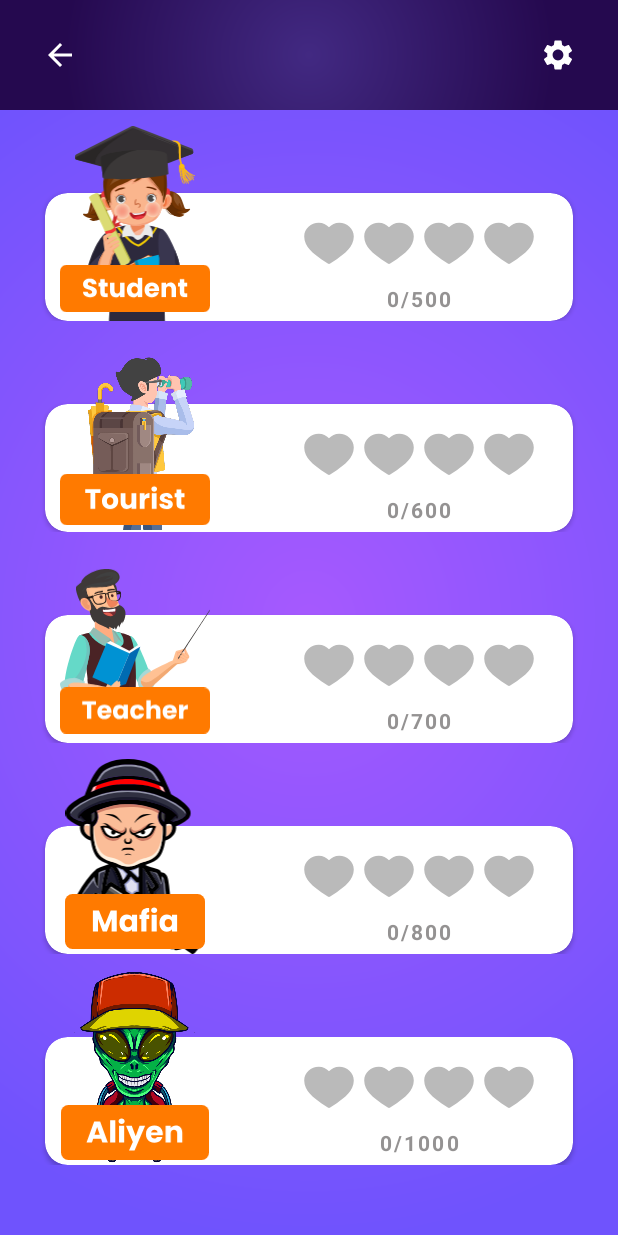
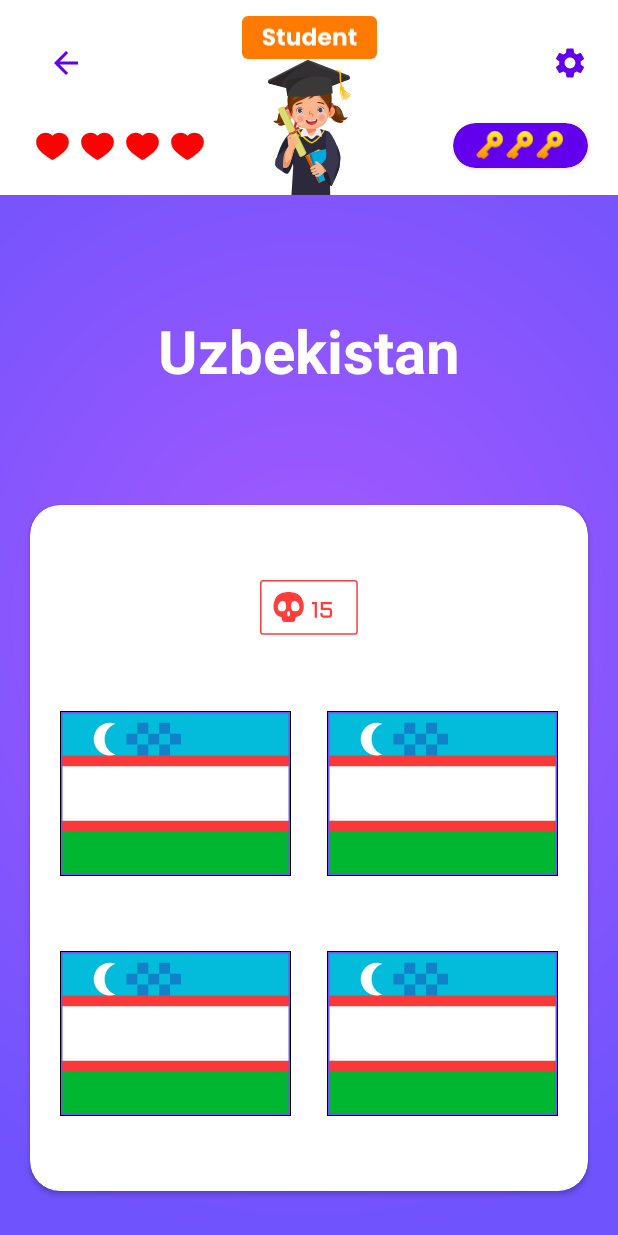
Before and after one commit to e-Loving/Quiz, an Android app: the fragment LevelFragment placed in its activity, after a tap on an icon or button, on a phone screen of 412 x 824 dp. Run offline under Robolectric (Android 15) with nearby library versions, the light colour scheme and no system bars; pictures from the network do not load.

Commit message:
chut chut ostalos

```diff
--- /dev/null
+++ b/app/src/main/java/uz/eloving/quizgame/ui/GameFragment.kt
@@ -0,0 +1,107 @@
+package uz.eloving.quizgame.ui
+
+import android.os.Bundle
+import androidx.fragment.app.Fragment
+import android.view.LayoutInflater
+import android.view.View
+import android.view.ViewGroup
+import android.widget.ImageView
+import android.widget.Toast
+import androidx.activity.OnBackPressedCallback
+import com.bumptech.glide.Glide
+import uz.eloving.quizgame.R
+import uz.eloving.quizgame.data.MockData
+import uz.eloving.quizgame.databinding.FragmentGameBinding
+import java.util.*
+import kotlin.collections.ArrayList
+import kotlin.collections.HashMap
+
+class GameFragment : Fragment() {
+    private lateinit var binding: FragmentGameBinding
+    private lateinit var flags: ArrayList<ImageView>
+    private var correctAnswerIndex: Int? = null
+    private var correct = 0
+    private var incorrect = 0
+    private var allAnswer = 15
+    private var usedData = arrayListOf<Int>()
+    private lateinit var option: HashMap<String, String>
+    override fun onCreateView(
+        inflater: LayoutInflater, container: ViewGroup?,
+        savedInstanceState: Bundle?
+    ): View {
+        binding = FragmentGameBinding.inflate(inflater, container, false)
+        flags = arrayListOf(binding.flag1, binding.flag2, binding.flag3, binding.flag4)
+        val randoms = arrayListOf<Int>()
+        for (item in 0..3) {
+            randoms.add(Random().nextInt(3))
+        }
+        activity?.onBackPressedDispatcher?.addCallback(
+            viewLifecycleOwner,
+            object : OnBackPressedCallback(true) {
+                override fun handleOnBackPressed() {
+                    backPressed()
+                    isEnabled = false
+                }
+            })
+        parentFragmentManager.setFragmentResultListener(
+            "message2",
+            viewLifecycleOwner
+        ) { _: String, bundle: Bundle ->
+            option = when (bundle.getInt("option")) {
+                1 -> MockData.europe
+                2 -> MockData.asia
+                3 -> MockData.north_america
+                4 -> MockData.south_america
+                else -> MockData.europe
+            }
+            downloadPhoto(option)
+        }
+        flags.forEach { flag ->
+            flag.setOnClickListener {
+                if (flags.indexOf(flag) == usedData.indexOf(correctAnswerIndex!!)) {
+                    Toast.makeText(requireContext(), "fine", Toast.LENGTH_SHORT).show()
+                    correct++
+                    downloadPhoto(option)
+                } else {
+                    incorrect++
+                    when (incorrect) {
+                        1 -> binding.ivHeart1.visibility = View.GONE
+                        2 -> binding.ivHeart2.visibility = View.GONE
+                        3 -> binding.ivHeart3.visibility = View.GONE
+                        else -> {
+                            Toast.makeText(requireContext(), "tugadi", Toast.LENGTH_SHORT)
+                                .show()
+                            binding.ivHeart4.visibility = View.GONE
+                        }
+                    }
+                    downloadPhoto(option)
+                }
+            }
+        }
+        binding.btnBack.setOnClickListener {
+            backPressed()
+        }
+        return binding.root
+    }
+
+    private fun downloadPhoto(continent: HashMap<String, String>) {
+        usedData.clear()
+        flags.forEach { flag ->
+            var random = Random().nextInt(continent.size)
+            while (random in usedData) {
+                random = Random().nextInt(continent.size)
+            }
+            usedData.add(random)
+            correctAnswerIndex = usedData[Random().nextInt(usedData.size)]
+            binding.countryName.text = continent.values.toList()[correctAnswerIndex!!]
+            Glide.with(requireContext()).load(
+                "https://countryflagsapi.com/png/" + continent.keys.toList()[random]
+            ).into(flag)
+        }
+    }
+
+    private fun backPressed() {
+        activity?.supportFragmentManager?.beginTransaction()
+            ?.replace(R.id.container, MainFragment())?.commit()
+    }
+}
--- a/app/src/main/java/uz/eloving/quizgame/ui/LevelFragment.kt
+++ b/app/src/main/java/uz/eloving/quizgame/ui/LevelFragment.kt
@@ -7,6 +7,7 @@ import android.view.View
 import android.view.ViewGroup
 import android.widget.Toast
 import androidx.activity.OnBackPressedCallback
+import androidx.core.os.bundleOf
 import androidx.fragment.app.Fragment
 import androidx.fragment.app.FragmentResultListener
 import androidx.recyclerview.widget.LinearLayoutManager
@@ -33,14 +34,16 @@ class LevelFragment : Fragment() {
                     backPressed()
                     isEnabled = false
                 }
-            })
+            }) // orqaga bosilishni eshitadi
         parentFragmentManager.setFragmentResultListener(
             "message",
             viewLifecycleOwner
         ) { _: String, bundle: Bundle ->
-            Toast.makeText(requireContext(), bundle.getInt("option").toString(), Toast.LENGTH_SHORT)
-                .show()
-        }
+            parentFragmentManager.setFragmentResult(
+                "message2",
+                Bundle(bundleOf("option" to bundle.getInt("option")))
+            )
+        } // ota fragmentdan eski bolasini natijasini oladi
         adapter = AdapterLevel()
         binding.rvLevel.adapter = adapter
         binding.rvLevel.layoutManager =
@@ -49,10 +52,13 @@ class LevelFragment : Fragment() {
                 LinearLayoutManager.VERTICAL,
                 false
             ) // LayoutManager changed to vertically
-        adapter.updateList(MockData.leveData) // Add Levels to RecyclerView
+        adapter.updateList(MockData.levelData) // Add Levels to RecyclerView
         adapter.onItemClick = {
             Toast.makeText(requireContext(), it.countOfQuestions.toString(), Toast.LENGTH_SHORT)
                 .show()
+            activity?.supportFragmentManager?.beginTransaction()
+                ?.replace(R.id.container, GameFragment())?.commit()
+
         }
         return binding.root
     }
--- a/app/src/main/java/uz/eloving/quizgame/ui/MainFragment.kt
+++ b/app/src/main/java/uz/eloving/quizgame/ui/MainFragment.kt
@@ -40,9 +40,9 @@ class MainFragment : Fragment() {
             parentFragmentManager.setFragmentResult(
                 "message",
                 Bundle(bundleOf("option" to option))
-            )
+            ) // ota fragmentga malumot beriladi
             activity?.supportFragmentManager?.beginTransaction()
-                ?.add(R.id.container, LevelFragment())?.commit()
+                ?.replace(R.id.container, LevelFragment())?.commit() // fragmentlarni alishtiradi
         }
         return binding.root
     }
--- /dev/null
+++ b/app/src/main/res/drawable/flag_background.xml
@@ -0,0 +1,12 @@
+<?xml version="1.0" encoding="utf-8"?>
+<shape xmlns:android="http://schemas.android.com/apk/res/android">
+    <solid android:color="@android:color/transparent" />
+    <stroke
+        android:width="1dp"
+        android:color="#000000" />
+    <padding
+        android:bottom="1dp"
+        android:left="1dp"
+        android:right="1dp"
+        android:top="1dp" />
+</shape>
--- /dev/null
+++ b/app/src/main/res/drawable/ic_flags.xml
@@ -0,0 +1,36 @@
+<vector xmlns:android="http://schemas.android.com/apk/res/android"
+    android:width="154dp"
+    android:height="110dp"
+    android:viewportWidth="154"
+    android:viewportHeight="110">
+  <group>
+    <clip-path
+        android:pathData="M0,0h154v110h-154z"/>
+    <path
+        android:pathData="M0,0h154v110h-154z"
+        android:fillColor="#F93939"/>
+    <path
+        android:pathData="M0,80.67H154V110H0V80.67Z"
+        android:fillColor="#00B731"
+        android:fillType="evenOdd"/>
+    <path
+        android:pathData="M0,0H154V29.33H0V0Z"
+        android:fillColor="#03BCDB"
+        android:fillType="evenOdd"/>
+    <path
+        android:pathData="M0,36.67H154V73.33H0V36.67ZM36.67,28.71C35.52,29.11 34.28,29.33 33,29.33C26.93,29.33 22,24.41 22,18.33C22,12.26 26.93,7.33 33,7.33C34.28,7.33 35.52,7.55 36.67,7.96C32.39,9.47 29.33,13.54 29.33,18.33C29.33,23.12 32.39,27.21 36.67,28.71Z"
+        android:fillColor="#ffffff"
+        android:fillType="evenOdd"/>
+    <path
+        android:pathData="M44,14.67H51.33V22H44V14.67ZM51.33,7.33H58.67V14.67H51.33V7.33ZM58.67,14.67H66V22H58.67V14.67ZM66,7.33H73.33V14.67H66V7.33ZM73.33,14.67H80.67V22H73.33V14.67ZM66,22H73.33V29.33H66V22ZM51.33,22H58.67V29.33H51.33V22Z"
+        android:strokeAlpha="0.5"
+        android:fillColor="#1A47B8"
+        android:fillType="evenOdd"
+        android:fillAlpha="0.5"/>
+  </group>
+  <path
+      android:strokeWidth="1"
+      android:pathData="M0.5,0.5h153v109h-153z"
+      android:fillColor="#00000000"
+      android:strokeColor="#6F53FD"/>
+</vector>
--- /dev/null
+++ b/app/src/main/res/drawable/ic_iv_key.xml
@@ -0,0 +1,23 @@
+<vector xmlns:android="http://schemas.android.com/apk/res/android"
+    xmlns:aapt="http://schemas.android.com/aapt"
+    android:width="18dp"
+    android:height="19dp"
+    android:viewportWidth="18"
+    android:viewportHeight="19">
+  <path
+      android:pathData="M12.205,7.522V7.522L12.209,7.522C13.161,7.536 13.931,6.76 13.931,5.795C13.931,4.851 13.163,4.069 12.205,4.069C11.246,4.069 10.478,4.851 10.478,5.795C10.478,6.754 11.26,7.522 12.205,7.522ZM1.112,14.689L7.842,7.942C7.52,7.291 7.338,6.566 7.338,5.795C7.338,3.129 9.522,0.946 12.205,0.946C14.889,0.946 17.054,3.13 17.054,5.795C17.054,8.459 14.89,10.662 12.205,10.662C11.434,10.662 10.709,10.48 10.058,10.158L6.475,13.741L7.319,14.585C7.732,14.998 7.732,15.642 7.319,16.055L5.653,17.721C5.24,18.134 4.596,18.134 4.183,17.721L3.339,16.877L3.328,16.888C3.025,17.192 2.616,17.341 2.229,17.341C1.842,17.341 1.434,17.192 1.131,16.89C0.507,16.285 0.508,15.293 1.112,14.689Z"
+      android:strokeWidth="0.607143"
+      android:strokeColor="#ffffff">
+    <aapt:attr name="android:fillColor">
+      <gradient
+          android:startX="8.857"
+          android:startY="1.25"
+          android:endX="8.857"
+          android:endY="17.727"
+          android:type="linear">
+        <item android:offset="0" android:color="#FFFEF520"/>
+        <item android:offset="1" android:color="#FFFD8900"/>
+      </gradient>
+    </aapt:attr>
+  </path>
+</vector>
--- /dev/null
+++ b/app/src/main/res/drawable/iv_count_of_questions.xml
@@ -0,0 +1,17 @@
+<vector xmlns:android="http://schemas.android.com/apk/res/android"
+    android:width="66dp"
+    android:height="37dp"
+    android:viewportWidth="66"
+    android:viewportHeight="37">
+  <path
+      android:pathData="M28.234,12.979C26.995,9.773 24.105,8.205 20.664,8.034C20.664,8.034 19.976,8 19.082,8C18.187,8 17.499,8.034 17.499,8.034C14.058,8.171 11.202,9.739 9.963,12.979C9.585,13.9 9,15.776 9,17.106C9,22.461 12.062,23.893 13.611,24.268C14.127,24.405 14.54,24.848 14.608,25.394L14.815,26.656C14.815,27.167 15.193,27.611 15.71,27.645L17.602,27.713C18.6,27.747 19.598,27.747 20.596,27.713L22.488,27.645C23.004,27.576 23.383,27.167 23.383,26.656L23.589,25.394C23.658,24.848 24.071,24.405 24.587,24.268C26.135,23.893 29.198,22.461 29.198,17.106C29.198,15.776 28.613,13.9 28.234,12.979ZM14.712,20.721C12.613,20.721 11.925,20.142 11.925,17.891C11.925,15.947 13.439,13.866 14.953,13.866C16.845,13.866 17.43,15.264 17.43,17.208C17.396,19.153 16.914,20.721 14.712,20.721ZM19.082,24.166C18.634,24.132 18.118,23.62 18.118,22.324C18.118,20.892 18.428,20.721 19.082,20.721C19.77,20.721 20.045,20.892 20.045,22.324C20.079,23.62 19.529,24.132 19.082,24.166ZM23.486,20.721C21.284,20.721 20.768,19.153 20.768,17.208C20.768,15.264 21.387,13.866 23.245,13.866C24.725,13.866 26.273,15.947 26.273,17.891C26.273,20.107 25.585,20.721 23.486,20.721Z"
+      android:fillColor="#FF3D3D"/>
+  <path
+      android:pathData="M37.947,14.497V25H36.446V15.998H34.644V14.497H37.947ZM48.128,22.451C48.113,23.306 47.899,23.945 47.484,24.37C47.069,24.79 46.434,25 45.579,25H42.759C41.055,25 40.203,24.15 40.203,22.451V21.821H41.675V22.378C41.675,22.773 41.763,23.064 41.939,23.25C42.115,23.435 42.403,23.528 42.804,23.528H45.528C45.929,23.528 46.217,23.435 46.392,23.25C46.568,23.064 46.656,22.773 46.656,22.378V20.964C46.656,20.569 46.568,20.281 46.392,20.1C46.217,19.915 45.929,19.822 45.528,19.822H40.504V14.497H47.857V15.998H42.005V18.357H45.579C46.439,18.357 47.078,18.567 47.498,18.987C47.918,19.402 48.128,20.042 48.128,20.906V22.451Z"
+      android:fillColor="#FF3D3D"/>
+  <path
+      android:strokeWidth="1"
+      android:pathData="M2,0.5L63.197,0.5A1.5,1.5 0,0 1,64.698 2L64.698,34.233A1.5,1.5 0,0 1,63.197 35.733L2,35.733A1.5,1.5 0,0 1,0.5 34.233L0.5,2A1.5,1.5 0,0 1,2 0.5z"
+      android:fillColor="#00000000"
+      android:strokeColor="#FF3D3D"/>
+</vector>
--- /dev/null
+++ b/app/src/main/res/layout/fragment_game.xml
@@ -0,0 +1,229 @@
+<?xml version="1.0" encoding="utf-8"?>
+<androidx.constraintlayout.widget.ConstraintLayout xmlns:android="http://schemas.android.com/apk/res/android"
+    xmlns:app="http://schemas.android.com/apk/res-auto"
+    xmlns:tools="http://schemas.android.com/tools"
+    android:layout_width="match_parent"
+    android:layout_height="match_parent"
+    android:background="@drawable/iv_bg"
+    tools:context=".ui.GameFragment">
+
+    <androidx.constraintlayout.widget.ConstraintLayout
+        android:id="@+id/constraintLayout"
+        android:layout_width="match_parent"
+        android:layout_height="130dp"
+        android:background="@color/white"
+        app:layout_constraintEnd_toEndOf="parent"
+        app:layout_constraintStart_toStartOf="parent"
+        app:layout_constraintTop_toTopOf="parent">
+
+        <ImageButton
+            android:id="@+id/btn_back"
+            android:layout_width="wrap_content"
+            android:layout_height="wrap_content"
+            android:layout_margin="20dp"
+            android:backgroundTintMode="@color/black"
+            android:src="@drawable/btn_back_white"
+            app:layout_constraintLeft_toLeftOf="parent"
+            app:layout_constraintTop_toTopOf="parent"
+            app:tint="@color/purple_500" />
+
+        <ImageButton
+            android:id="@+id/imageButton2"
+            android:layout_width="wrap_content"
+            android:layout_height="wrap_content"
+            android:layout_margin="20dp"
+            android:background="@null"
+            android:src="@drawable/btn_settings_white"
+            app:layout_constraintBottom_toBottomOf="@+id/btn_back"
+            app:layout_constraintRight_toRightOf="parent"
+            app:layout_constraintTop_toTopOf="@+id/btn_back"
+            app:tint="@color/purple_500" />
+
+        <ImageView
+            android:id="@+id/imageView"
+            android:layout_width="wrap_content"
+            android:layout_height="wrap_content"
+            android:src="@drawable/iv_student"
+            app:layout_constraintBottom_toBottomOf="parent"
+            app:layout_constraintEnd_toEndOf="parent"
+            app:layout_constraintStart_toStartOf="parent" />
+
+        <ImageView
+            android:layout_width="90dp"
+            android:layout_height="30dp"
+            android:src="@drawable/iv_student_degree"
+            app:layout_constraintBottom_toTopOf="@+id/imageView"
+            app:layout_constraintEnd_toEndOf="@+id/imageView"
+            app:layout_constraintStart_toStartOf="@+id/imageView" />
+
+        <LinearLayout
+            android:id="@+id/linearLayout"
+            android:layout_width="wrap_content"
+            android:layout_height="50dp"
+            android:gravity="center_vertical|center_horizontal"
+            app:layout_constraintBottom_toBottomOf="parent"
+            app:layout_constraintStart_toStartOf="@+id/btn_back"
+            app:layout_constraintTop_toBottomOf="@+id/btn_back">
+
+            <ImageView
+                android:id="@+id/iv_heart4"
+                android:layout_width="30dp"
+                android:layout_height="wrap_content"
+                android:src="@drawable/iv_heart"
+                app:tint="#FB0303" />
+
+            <ImageView
+                android:id="@+id/iv_heart3"
+                android:layout_width="30dp"
+                android:layout_height="wrap_content"
+                android:src="@drawable/iv_heart"
+                app:tint="#FB0303" />
+
+            <ImageView
+                android:id="@+id/iv_heart2"
+                android:layout_width="30dp"
+                android:layout_height="wrap_content"
+                android:src="@drawable/iv_heart"
+                app:tint="#FB0303" />
+
+            <ImageView
+                android:id="@+id/iv_heart1"
+                android:layout_width="30dp"
+                android:layout_height="wrap_content"
+                android:src="@drawable/iv_heart"
+                app:tint="#FB0303" />
+        </LinearLayout>
+
+        <androidx.cardview.widget.CardView
+            android:layout_width="90dp"
+            android:layout_height="30dp"
+            app:cardBackgroundColor="@color/purple_500"
+            app:cardCornerRadius="50dp"
+            app:layout_constraintBottom_toBottomOf="@+id/linearLayout"
+            app:layout_constraintEnd_toEndOf="@+id/imageButton2"
+            app:layout_constraintTop_toTopOf="@+id/linearLayout">
+
+            <LinearLayout
+                android:layout_width="wrap_content"
+                android:layout_height="match_parent"
+                android:layout_gravity="center_horizontal|center_vertical"
+                android:paddingHorizontal="5dp">
+
+                <ImageView
+                    android:id="@+id/iv_key3"
+                    android:layout_width="20dp"
+                    android:layout_height="20dp"
+                    android:layout_gravity="center_vertical|center_horizontal"
+                    android:src="@drawable/ic_iv_key" />
+
+                <ImageView
+                    android:id="@+id/iv_key2"
+                    android:layout_width="20dp"
+                    android:layout_height="20dp"
+                    android:layout_gravity="center_vertical|center_horizontal"
+                    android:src="@drawable/ic_iv_key" />
+
+                <ImageView
+                    android:id="@+id/iv_key1"
+                    android:layout_width="20dp"
+                    android:layout_height="20dp"
+                    android:layout_gravity="center_vertical|center_horizontal"
+                    android:src="@drawable/ic_iv_key" />
+            </LinearLayout>
+        </androidx.cardview.widget.CardView>
+
+    </androidx.constraintlayout.widget.ConstraintLayout>
+
+    <TextView
+        android:id="@+id/country_name"
+        android:layout_width="wrap_content"
+        android:layout_height="wrap_content"
+        android:gravity="center_horizontal|center_vertical"
+        android:text="Uzbekistan"
+        android:textColor="@color/white"
+        android:textSize="40sp"
+        android:textStyle="bold"
+        app:layout_constraintBottom_toTopOf="@+id/cardView2"
+        app:layout_constraintEnd_toEndOf="parent"
+        app:layout_constraintStart_toStartOf="parent"
+        app:layout_constraintTop_toBottomOf="@+id/constraintLayout" />
+
+    <androidx.cardview.widget.CardView
+        android:id="@+id/cardView2"
+        android:layout_width="match_parent"
+        android:layout_height="wrap_content"
+        android:layout_marginHorizontal="20dp"
+        android:layout_marginBottom="30dp"
+        app:cardCornerRadius="20dp"
+        app:layout_constraintBottom_toBottomOf="parent"
+        app:layout_constraintLeft_toLeftOf="parent"
+        app:layout_constraintRight_toRightOf="parent">
+
+        <androidx.constraintlayout.widget.ConstraintLayout
+            android:layout_width="match_parent"
+            android:layout_height="match_parent">
+
+            <ImageView
+                android:id="@+id/flag1"
+                android:layout_width="154dp"
+                android:layout_height="110dp"
+                android:layout_marginStart="20dp"
+                android:layout_marginBottom="50dp"
+                android:background="@drawable/flag_background"
+                android:backgroundTint="@color/black"
+                android:scaleType="fitXY"
+                android:src="@drawable/ic_flags"
+                app:layout_constraintBottom_toTopOf="@+id/flag3"
+                app:layout_constraintLeft_toLeftOf="parent" />
+
+            <ImageView
+                android:id="@+id/flag2"
+                android:layout_width="154dp"
+                android:layout_height="110dp"
+                android:layout_marginEnd="20dp"
+                android:layout_marginBottom="50dp"
+                android:background="@drawable/flag_background"
+                android:scaleType="fitXY"
+                android:src="@drawable/ic_flags"
+                app:layout_constraintBottom_toTopOf="@+id/flag4"
+                app:layout_constraintRight_toRightOf="parent" />
+
+            <ImageView
+                android:id="@+id/flag3"
+                android:layout_width="154dp"
+                android:layout_height="110dp"
+                android:layout_marginStart="20dp"
+                android:layout_marginBottom="50dp"
+                android:background="@drawable/flag_background"
+                android:scaleType="fitXY"
+                android:src="@drawable/ic_flags"
+                app:layout_constraintBottom_toBottomOf="parent"
+                app:layout_constraintLeft_toLeftOf="parent" />
+
+            <ImageView
+                android:id="@+id/flag4"
+                android:layout_width="154dp"
+                android:layout_height="110dp"
+                android:layout_marginEnd="20dp"
+                android:layout_marginBottom="50dp"
+                android:background="@drawable/flag_background"
+                android:scaleType="fitXY"
+                android:src="@drawable/ic_flags"
+                app:layout_constraintBottom_toBottomOf="parent"
+                app:layout_constraintRight_toRightOf="parent" />
+
+            <ImageView
+                android:layout_width="wrap_content"
+                android:layout_height="wrap_content"
+                android:layout_marginVertical="50dp"
+                android:src="@drawable/iv_count_of_questions"
+                app:layout_constraintBottom_toTopOf="@+id/flag2"
+                app:layout_constraintEnd_toEndOf="parent"
+                app:layout_constraintStart_toStartOf="parent"
+                app:layout_constraintTop_toTopOf="parent" />
+        </androidx.constraintlayout.widget.ConstraintLayout>
+
+
+    </androidx.cardview.widget.CardView>
+
+</androidx.constraintlayout.widget.ConstraintLayout>
```
Also changed, not shown: app/src/main/java/uz/eloving/quizgame/data/MockData.kt (+174 -40 lines), app/src/main/res/values-night-v23/themes.xml (+14 -1 lines), app/src/main/res/values-v23/themes.xml (+14 -1 lines).
